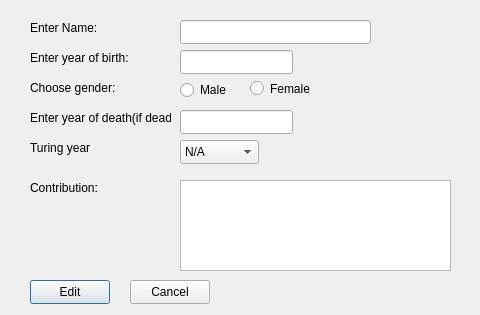
The window that Widget/editperson.ui (Ladanvini/VLN1-Hopur-5) describes before a commit, drawn with Qt 5.
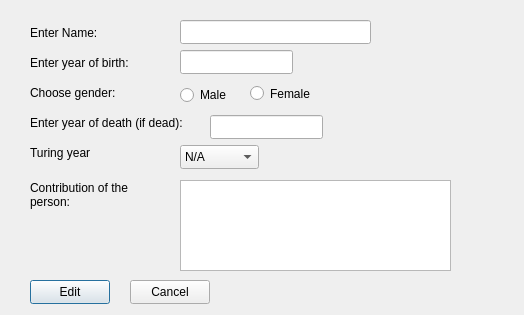
The same window after the commit.

```diff
--- a/Widget/editperson.ui
+++ b/Widget/editperson.ui
@@ -6,7 +6,7 @@
    <rect>
     <x>0</x>
     <y>0</y>
-    <width>480</width>
+    <width>524</width>
     <height>315</height>
    </rect>
   </property>
@@ -17,7 +17,7 @@
    <property name="geometry">
     <rect>
      <x>30</x>
-     <y>20</y>
+     <y>25</y>
      <width>141</width>
      <height>16</height>
     </rect>
@@ -30,7 +30,7 @@
    <property name="geometry">
     <rect>
      <x>30</x>
-     <y>50</y>
+     <y>55</y>
      <width>141</width>
      <height>16</height>
     </rect>
@@ -43,7 +43,7 @@
    <property name="geometry">
     <rect>
      <x>30</x>
-     <y>80</y>
+     <y>85</y>
      <width>141</width>
      <height>16</height>
     </rect>
@@ -56,20 +56,20 @@
    <property name="geometry">
     <rect>
      <x>30</x>
-     <y>110</y>
-     <width>141</width>
+     <y>115</y>
+     <width>171</width>
      <height>16</height>
     </rect>
    </property>
    <property name="text">
-    <string>Enter year of death(if dead):</string>
+    <string>Enter year of death (if dead):</string>
    </property>
   </widget>
   <widget class="QLabel" name="l_turing">
    <property name="geometry">
     <rect>
      <x>30</x>
-     <y>140</y>
+     <y>145</y>
      <width>141</width>
      <height>16</height>
     </rect>
@@ -82,13 +82,13 @@
    <property name="geometry">
     <rect>
      <x>30</x>
-     <y>180</y>
+     <y>170</y>
      <width>141</width>
-     <height>16</height>
+     <height>51</height>
     </rect>
    </property>
    <property name="text">
-    <string>Contribution:</string>
+    <string>&lt;html&gt;&lt;head/&gt;&lt;body&gt;&lt;p&gt;Contribution of the &lt;br/&gt;person:&lt;/p&gt;&lt;/body&gt;&lt;/html&gt;</string>
    </property>
   </widget>
   <widget class="QLineEdit" name="input_name">
@@ -114,8 +114,8 @@
   <widget class="QLineEdit" name="input_deathYear">
    <property name="geometry">
     <rect>
-     <x>180</x>
-     <y>110</y>
+     <x>210</x>
+     <y>115</y>
      <width>113</width>
      <height>24</height>
     </rect>
@@ -135,7 +135,7 @@
    <property name="geometry">
     <rect>
      <x>180</x>
-     <y>80</y>
+     <y>85</y>
      <width>71</width>
      <height>20</height>
     </rect>
@@ -148,7 +148,7 @@
    <property name="geometry">
     <rect>
      <x>250</x>
-     <y>80</y>
+     <y>85</y>
      <width>71</width>
      <height>17</height>
     </rect>
@@ -161,7 +161,7 @@
    <property name="geometry">
     <rect>
      <x>180</x>
-     <y>140</y>
+     <y>145</y>
      <width>79</width>
      <height>24</height>
     </rect>
@@ -452,23 +452,7 @@
    <property name="geometry">
     <rect>
      <x>380</x>
-     <y>20</y>
-     <width>91</width>
-     <height>24</height>
-    </rect>
-   </property>
-   <property name="frameShape">
-    <enum>QFrame::NoFrame</enum>
-   </property>
-   <property name="text">
-    <string/>
-   </property>
-  </widget>
-  <widget class="QLabel" name="l_error_birth">
-   <property name="geometry">
-    <rect>
-     <x>310</x>
-     <y>50</y>
+     <y>25</y>
      <width>131</width>
      <height>24</height>
     </rect>
@@ -480,12 +464,28 @@
     <string/>
    </property>
   </widget>
+  <widget class="QLabel" name="l_error_birth">
+   <property name="geometry">
+    <rect>
+     <x>310</x>
+     <y>55</y>
+     <width>191</width>
+     <height>24</height>
+    </rect>
+   </property>
+   <property name="frameShape">
+    <enum>QFrame::NoFrame</enum>
+   </property>
+   <property name="text">
+    <string/>
+   </property>
+  </widget>
   <widget class="QLabel" name="l_error_death">
    <property name="geometry">
     <rect>
-     <x>310</x>
-     <y>110</y>
-     <width>141</width>
+     <x>330</x>
+     <y>115</y>
+     <width>181</width>
      <height>24</height>
     </rect>
    </property>
@@ -500,8 +500,8 @@
    <property name="geometry">
     <rect>
      <x>270</x>
-     <y>140</y>
-     <width>181</width>
+     <y>145</y>
+     <width>241</width>
      <height>24</height>
     </rect>
    </property>
```
